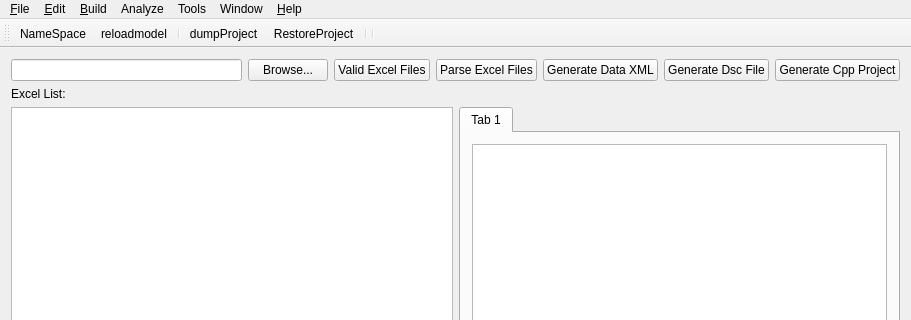
Qt form mainwindow.ui (LMiceOrg/Modelingtools) before a commit; both pictures show x 0 to 911 and y 0 to 320 of the 911 by 569 pixel window.
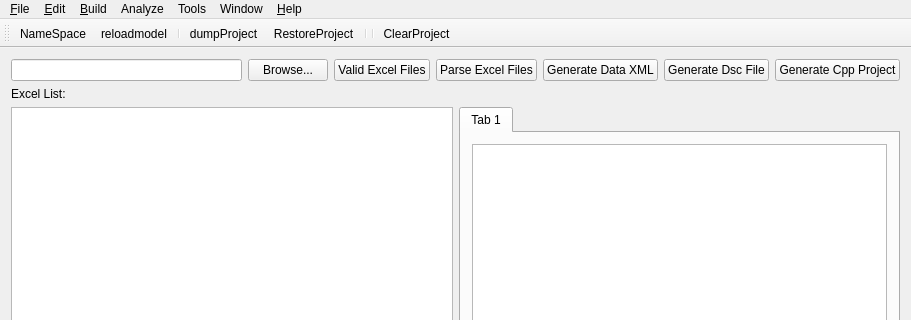
The same form after that commit. Custom widgets are drawn as their Qt base class.

Diff of the .ui file:
```diff
--- a/mainwindow.ui
+++ b/mainwindow.ui
@@ -233,6 +233,7 @@
    <addaction name="actionRestoreProject"/>
    <addaction name="separator"/>
    <addaction name="separator"/>
+   <addaction name="actionClearProject"/>
   </widget>
   <widget class="QStatusBar" name="statusBar"/>
   <action name="actionNameSpace">
@@ -379,6 +380,11 @@
     <string>besmall</string>
    </property>
   </action>
+  <action name="actionClearProject">
+   <property name="text">
+    <string>ClearProject</string>
+   </property>
+  </action>
  </widget>
  <layoutdefault spacing="6" margin="11"/>
  <customwidgets>
```
